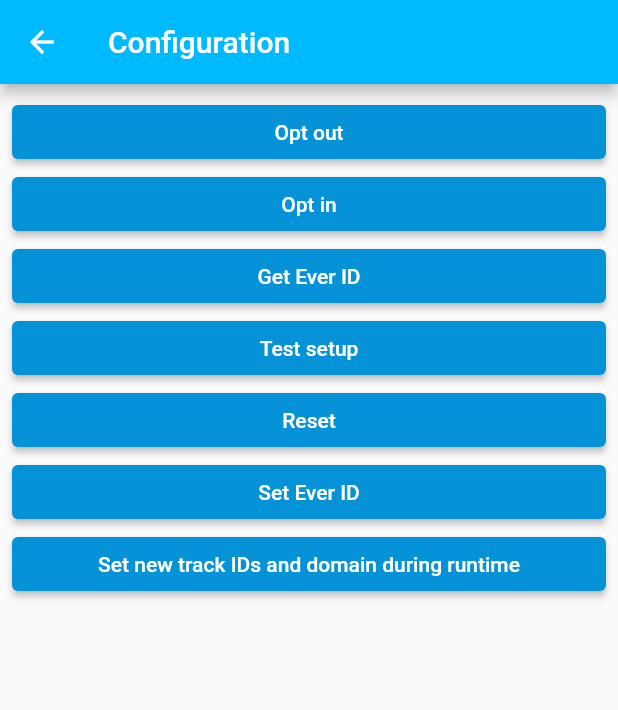
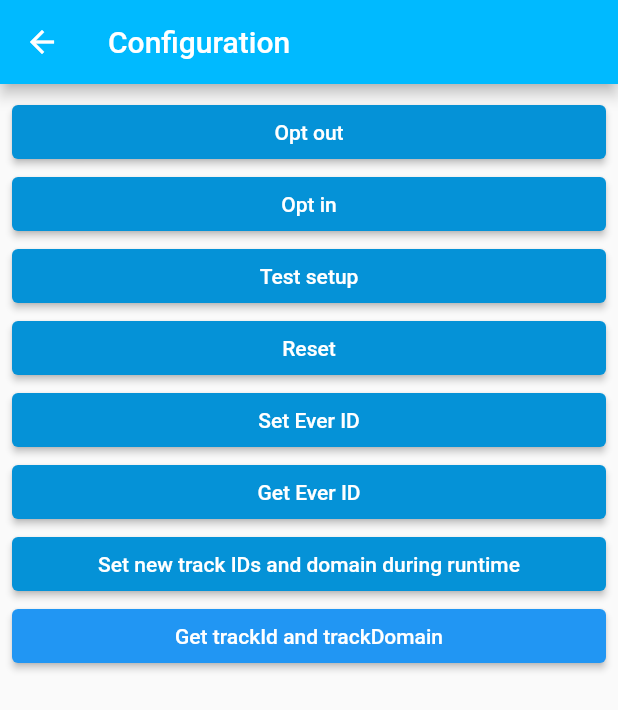
Before and after one commit to mapp-digital/Mapp-Intelligence-Flutter-Tracking, a Flutter app: the DetailsView screen opened directly with empty values, after a tap on "Reset", on a phone screen of 412 x 824 dp. Shown: the top 710 px of the screen. Run offline on Flutter 3.47's test engine with Material 2 defaults, Android fonts, the phone set to English and light mode, and no system bars; our stand-ins replace chewie, video_player.

Commit message:
Reset, setEverId, trackAnnonymus

```diff
--- a/example/lib/Details.dart
+++ b/example/lib/Details.dart
@@ -27,15 +27,6 @@ class DetailsView extends StatelessWidget {
       style:
           ElevatedButton.styleFrom(primary: Theme.of(context).primaryColorDark),
     ));
-    buttons.add(ElevatedButton(
-      onPressed: () {
-        PluginMappintelligence.getEverID()
-            .then((String value) => {showAlertDialog(context, value)});
-      },
-      child: Text('Get Ever ID'),
-      style:
-          ElevatedButton.styleFrom(primary: Theme.of(context).primaryColorDark),
-    ));
 
     buttons.add(ElevatedButton(
       onPressed: () {
@@ -54,25 +45,12 @@ class DetailsView extends StatelessWidget {
 
     buttons.add(ElevatedButton(
       onPressed: () {
-        var map = Map<String, dynamic>();
-        if (Platform.isAndroid) {
-          map.putIfAbsent("trackIds", () => ["794940687426749"]); // required
-          map.putIfAbsent(
-              "domain", () => "http://tracker-int-01.webtrekk.net"); // required
-          map.putIfAbsent("batchSupportEnabled", () => true);
-          map.putIfAbsent("batchSupportSize", () => 150);
-          map.putIfAbsent("requestInterval", () => 15);
-          map.putIfAbsent("requestPerQueue", () => 300);
-          map.putIfAbsent("everId", () => "1111111111");
-          PluginMappintelligence.reset(map);
-        } else if (Platform.isIOS) {
-          PluginMappintelligence.reset(map);
-          PluginMappintelligence.setLogLevel(LogLevel.info);
-          PluginMappintelligence.setBatchSupportEnabledWithSize(false, 150);
-          PluginMappintelligence.setRequestInterval(1);
-          PluginMappintelligence.setRequestPerQueue(300);
-          PluginMappintelligence.setEverId("111111111");
-        }
+        PluginMappintelligence.reset();
+        PluginMappintelligence.setLogLevel(LogLevel.info);
+        PluginMappintelligence.setBatchSupportEnabledWithSize(false, 150);
+        PluginMappintelligence.setRequestInterval(1);
+        PluginMappintelligence.setRequestPerQueue(300);
+        //PluginMappintelligence.setEverId("111111111");
       },
       child: Text("Reset"),
       style:
@@ -86,6 +64,17 @@ class DetailsView extends StatelessWidget {
       style:
           ElevatedButton.styleFrom(primary: Theme.of(context).primaryColorDark),
     ));
+
+    buttons.add(ElevatedButton(
+      onPressed: () {
+        PluginMappintelligence.getEverID()
+            .then((String value) => {showAlertDialog(context, value)});
+      },
+      child: Text('Get Ever ID'),
+      style:
+          ElevatedButton.styleFrom(primary: Theme.of(context).primaryColorDark),
+    ));
+
     buttons.add(ElevatedButton(
       onPressed: () {
         PluginMappintelligence.setIdsAndDomain(["222222"], "wwww.runtime.com");
@@ -94,6 +83,28 @@ class DetailsView extends StatelessWidget {
       style:
           ElevatedButton.styleFrom(primary: Theme.of(context).primaryColorDark),
     ));
+    buttons.add(ElevatedButton(
+        onPressed: () async {
+          Map<dynamic, dynamic>? data =
+              await PluginMappintelligence.getTrackIdsAndDomain();
+          if (data != null) {
+            showDialog(
+                context: context,
+                builder: (ctx) {
+                  return AlertDialog(
+                    title: Text("Track Ids & Track Domain"),
+                    content: Column(
+                      mainAxisSize: MainAxisSize.min,
+                      children: [
+                        Text(data["trackIds"].toString()),
+                        Text(data["trackDomain"])
+                      ],
+                    ),
+                  );
+                });
+          }
+        },
+        child: Text("Get trackId and trackDomain")));
     return buttons;
   }
 
--- a/lib/plugin_mappintelligence.dart
+++ b/lib/plugin_mappintelligence.dart
@@ -65,8 +65,8 @@ class PluginMappintelligence {
     await _channel.invokeMethod('optOutAndSendCurrentData', [value]);
   }
 
-  static Future<String> reset(Map<String, dynamic> map) async {
-    return await _channel.invokeMethod('resetConfig', map);
+  static Future<String> reset() async {
+    return await _channel.invokeMethod('resetConfig');
   }
 
   static Future<void> trackPage(String customName,
@@ -165,6 +165,11 @@ class PluginMappintelligence {
         <dynamic, dynamic>{'trackIds': trackIds, 'trackDomain': trackDomain});
   }
 
+  static Future<Map<dynamic, dynamic>?> getTrackIdsAndDomain() async {
+    var data = await _channel.invokeMapMethod("getIdsAndDomain");
+    return data;
+  }
+
   static Future<void> setAnonymousTracking(bool anonymousTracking,
       Set<String> params, bool generateNewEverId) async {
     var map = Map();
```
Also changed, not shown: 4 other files.
